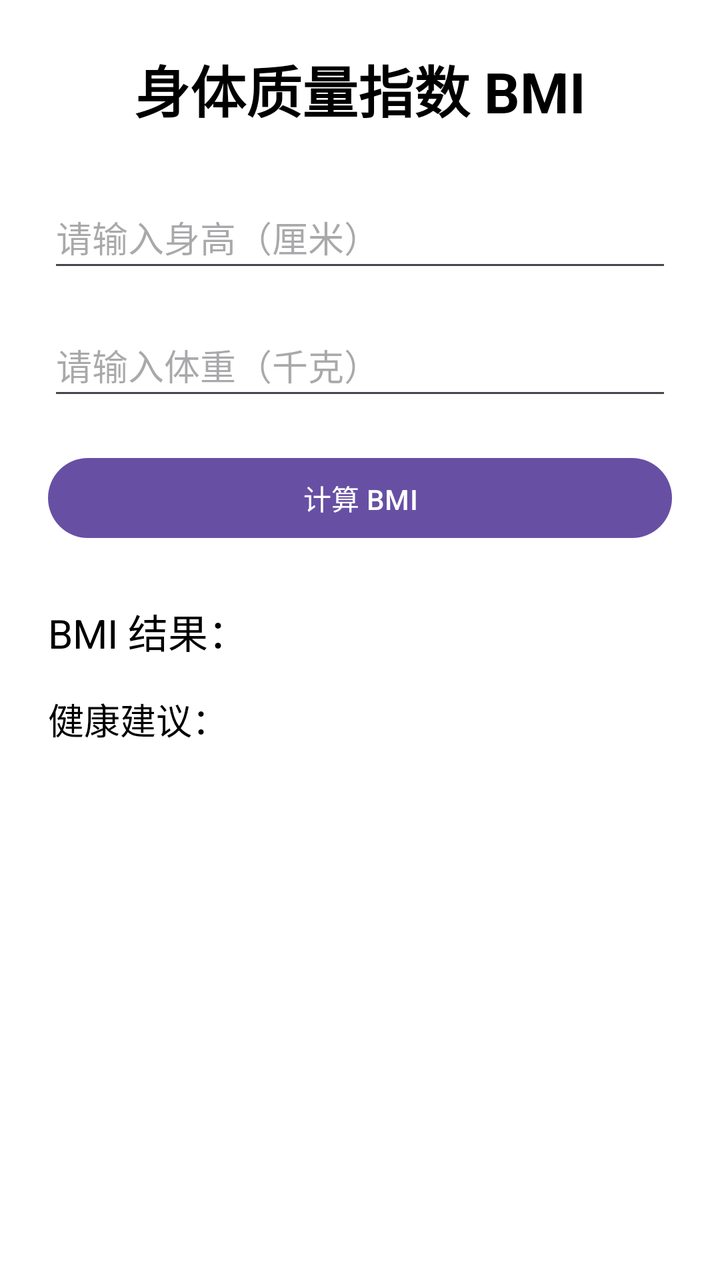
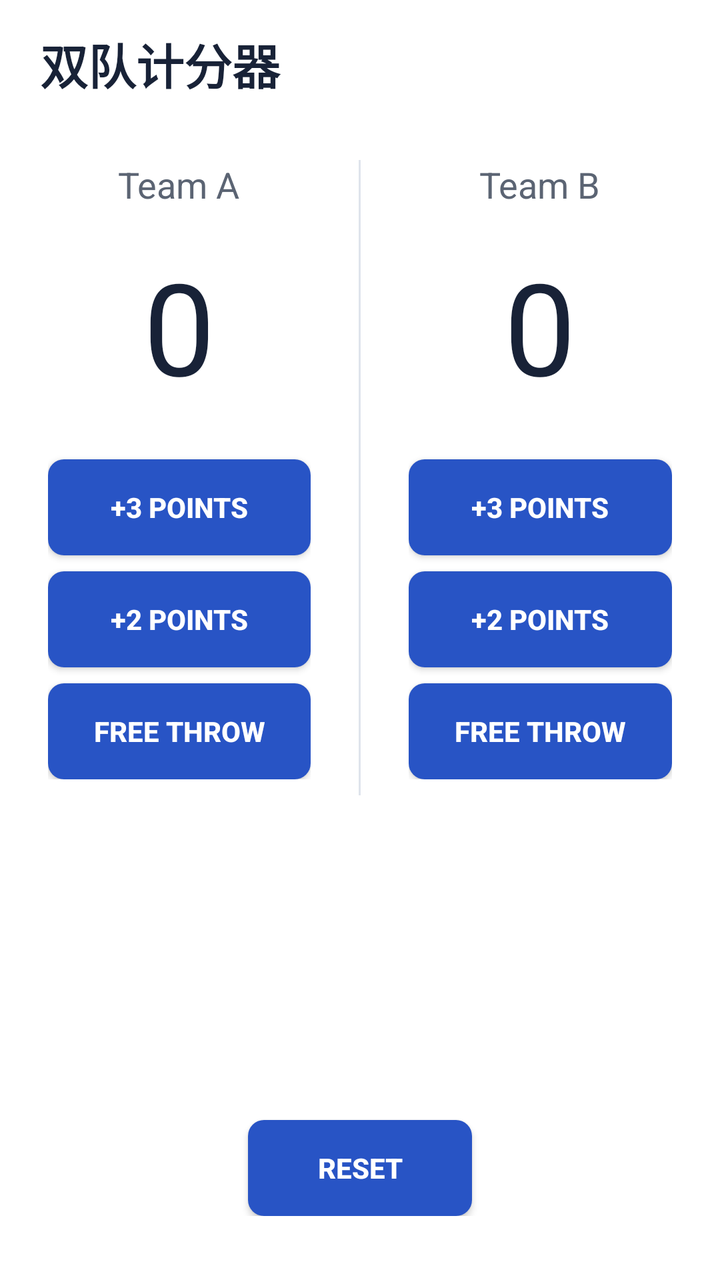

An Android layout rendered at two revisions. The XML below is the earlier revision; the diff shows what the commit changed to produce the second picture.
<!-- AndroidManifest.xml: application theme Theme.MyApplication1 -->
<!-- res/layout/activity_main.xml -->
<?xml version="1.0" encoding="utf-8"?>
<ScrollView xmlns:android="http://schemas.android.com/apk/res/android"
    xmlns:tools="http://schemas.android.com/tools"
    android:layout_width="match_parent"
    android:layout_height="match_parent"
    android:background="@android:color/white"
    tools:context=".MainActivity">

    <LinearLayout
        android:id="@+id/main"
        android:layout_width="match_parent"
        android:layout_height="wrap_content"
        android:orientation="vertical"
        android:padding="24dp">

        <TextView
            android:layout_width="match_parent"
            android:layout_height="wrap_content"
            android:gravity="center"
            android:text="@string/bmi_title"
            android:textColor="@android:color/black"
            android:textSize="28sp"
            android:textStyle="bold" />

        <EditText
            android:id="@+id/height_input"
            android:layout_width="match_parent"
            android:layout_height="wrap_content"
            android:layout_marginTop="28dp"
            android:hint="@string/height_hint"
            android:inputType="numberDecimal"
            android:minHeight="48dp" />

        <EditText
            android:id="@+id/weight_input"
            android:layout_width="match_parent"
            android:layout_height="wrap_content"
            android:layout_marginTop="16dp"
            android:hint="@string/weight_hint"
            android:inputType="numberDecimal"
            android:minHeight="48dp" />

        <Button
            android:id="@+id/calculate_button"
            android:layout_width="match_parent"
            android:layout_height="wrap_content"
            android:layout_marginTop="20dp"
            android:minHeight="48dp"
            android:text="@string/calculate_bmi" />

        <TextView
            android:id="@+id/result_text"
            android:layout_width="match_parent"
            android:layout_height="wrap_content"
            android:layout_marginTop="28dp"
            android:text="@string/bmi_result_default"
            android:textColor="@android:color/black"
            android:textSize="20sp" />

        <TextView
            android:id="@+id/advice_text"
            android:layout_width="match_parent"
            android:layout_height="wrap_content"
            android:layout_marginTop="16dp"
            android:text="@string/health_advice_default"
            android:textColor="@android:color/black"
            android:textSize="18sp" />

    </LinearLayout>
</ScrollView>
<!-- resources referenced by this layout -->
<resources>
  <string name="bmi_result_default">BMI 结果：</string>
  <string name="bmi_title">身体质量指数 BMI</string>
  <string name="calculate_bmi">计算 BMI</string>
  <string name="health_advice_default">健康建议：</string>
  <string name="height_hint">请输入身高（厘米）</string>
  <string name="weight_hint">请输入体重（千克）</string>
  <style name="Theme.MyApplication1" parent="Base.Theme.MyApplication1" />
  <style name="Base.Theme.MyApplication1" parent="Theme.Material3.DayNight.NoActionBar">
          
          
      </style>
</resources>

<!-- the commit's change to res/layout/activity_main.xml (unified diff, before → after) -->
@@ -1,70 +1,159 @@
 <?xml version="1.0" encoding="utf-8"?>
-<ScrollView xmlns:android="http://schemas.android.com/apk/res/android"
+<LinearLayout xmlns:android="http://schemas.android.com/apk/res/android"
     xmlns:tools="http://schemas.android.com/tools"
+    android:id="@+id/main"
     android:layout_width="match_parent"
     android:layout_height="match_parent"
-    android:background="@android:color/white"
+    android:background="@color/court_background"
+    android:orientation="vertical"
     tools:context=".MainActivity">
-
-    <LinearLayout
-        android:id="@+id/main"
+    <TextView
+        android:id="@+id/title"
         android:layout_width="match_parent"
-        android:layout_height="wrap_content"
-        android:orientation="vertical"
-        android:padding="24dp">
-
-        <TextView
+        android:layout_height="64dp"
+        android:gravity="center_vertical"
+        android:paddingStart="20dp"
+        android:paddingEnd="20dp"
+        android:text="@string/court_title"
+        android:textColor="@color/court_text"
+        android:textSize="24sp"
+        android:textStyle="bold"
+        android:accessibilityHeading="true" />
+    <ScrollView
+        android:layout_width="match_parent"
+        android:layout_height="0dp"
+        android:layout_weight="1"
+        android:fillViewport="true">
+        <LinearLayout
             android:layout_width="match_parent"
             android:layout_height="wrap_content"
-            android:gravity="center"
-            android:text="@string/bmi_title"
-            android:textColor="@android:color/black"
-            android:textSize="28sp"
-            android:textStyle="bold" />
-
-        <EditText
-            android:id="@+id/height_input"
-            android:layout_width="match_parent"
-            android:layout_height="wrap_content"
-            android:layout_marginTop="28dp"
-            android:hint="@string/height_hint"
-            android:inputType="numberDecimal"
-            android:minHeight="48dp" />
-
-        <EditText
-            android:id="@+id/weight_input"
-            android:layout_width="match_parent"
-            android:layout_height="wrap_content"
-            android:layout_marginTop="16dp"
-            android:hint="@string/weight_hint"
-            android:inputType="numberDecimal"
-            android:minHeight="48dp" />
-
-        <Button
-            android:id="@+id/calculate_button"
-            android:layout_width="match_parent"
-            android:layout_height="wrap_content"
-            android:layout_marginTop="20dp"
-            android:minHeight="48dp"
-            android:text="@string/calculate_bmi" />
-
-        <TextView
-            android:id="@+id/result_text"
-            android:layout_width="match_parent"
-            android:layout_height="wrap_content"
-            android:layout_marginTop="28dp"
-            android:text="@string/bmi_result_default"
-            android:textColor="@android:color/black"
-            android:textSize="20sp" />
-
-        <TextView
-            android:id="@+id/advice_text"
-            android:layout_width="match_parent"
-            android:layout_height="wrap_content"
-            android:layout_marginTop="16dp"
-            android:text="@string/health_advice_default"
-            android:textColor="@android:color/black"
-            android:textSize="18sp" />
-
-    </LinearLayout>
-</ScrollView>
+            android:minHeight="460dp"
+            android:orientation="vertical"
+            android:gravity="center_horizontal"
+            android:paddingBottom="32dp">
+            <LinearLayout
+                android:id="@+id/teams"
+                android:layout_width="match_parent"
+                android:layout_height="wrap_content"
+                android:layout_marginTop="16dp"
+                android:orientation="horizontal">
+                <LinearLayout
+                    android:id="@+id/team_a_panel"
+                    android:layout_width="0dp"
+                    android:layout_height="wrap_content"
+                    android:layout_weight="1"
+                    android:gravity="center_horizontal"
+                    android:orientation="vertical"
+                    android:paddingStart="24dp"
+                    android:paddingEnd="24dp"
+                    android:paddingBottom="8dp">
+                    <TextView
+                        android:layout_width="wrap_content"
+                        android:layout_height="wrap_content"
+                        android:text="@string/team_a"
+                        android:textColor="@color/court_muted"
+                        android:textSize="18sp"
+                        android:accessibilityHeading="true" />
+                    <TextView
+                        android:id="@+id/score_a"
+                        android:layout_width="match_parent"
+                        android:layout_height="wrap_content"
+                        android:layout_marginTop="16dp"
+                        android:accessibilityLiveRegion="polite"
+                        android:gravity="center"
+                        android:saveEnabled="false"
+                        android:text="@string/score_zero"
+                        android:textColor="@color/court_text"
+                        android:textSize="64sp" />
+                    <androidx.appcompat.widget.AppCompatButton
+                        android:id="@+id/add_three_a"
+                        style="@style/CourtButton"
+                        android:layout_width="match_parent"
+                        android:layout_height="wrap_content"
+                        android:layout_marginTop="24dp"
+                        android:text="@string/add_three_points" />
+                    <androidx.appcompat.widget.AppCompatButton
+                        android:id="@+id/add_two_a"
+                        style="@style/CourtButton"
+                        android:layout_width="match_parent"
+                        android:layout_height="wrap_content"
+                        android:layout_marginTop="8dp"
+                        android:text="@string/add_two_points" />
+                    <androidx.appcompat.widget.AppCompatButton
+                        android:id="@+id/free_throw_a"
+                        style="@style/CourtButton"
+                        android:layout_width="match_parent"
+                        android:layout_height="wrap_content"
+                        android:layout_marginTop="8dp"
+                        android:text="@string/free_throw" />
+                </LinearLayout>
+                <View
+                    android:layout_width="1dp"
+                    android:layout_height="match_parent"
+                    android:background="@color/court_divider"
+                    android:importantForAccessibility="no" />
+                <LinearLayout
+                    android:id="@+id/team_b_panel"
+                    android:layout_width="0dp"
+                    android:layout_height="wrap_content"
+                    android:layout_weight="1"
+                    android:gravity="center_horizontal"
+                    android:orientation="vertical"
+                    android:paddingStart="24dp"
+                    android:paddingEnd="24dp"
+                    android:paddingBottom="8dp">
+                    <TextView
+                        android:layout_width="wrap_content"
+                        android:layout_height="wrap_content"
+                        android:text="@string/team_b"
+                        android:textColor="@color/court_muted"
+                        android:textSize="18sp"
+                        android:accessibilityHeading="true" />
+                    <TextView
+                        android:id="@+id/score_b"
+                        android:layout_width="match_parent"
+                        android:layout_height="wrap_content"
+                        android:layout_marginTop="16dp"
+                        android:accessibilityLiveRegion="polite"
+                        android:gravity="center"
+                        android:saveEnabled="false"
+                        android:text="@string/score_zero"
+                        android:textColor="@color/court_text"
+                        android:textSize="64sp" />
+                    <androidx.appcompat.widget.AppCompatButton
+                        android:id="@+id/add_three_b"
+                        style="@style/CourtButton"
+                        android:layout_width="match_parent"
+                        android:layout_height="wrap_content"
+                        android:layout_marginTop="24dp"
+                        android:text="@string/add_three_points" />
+                    <androidx.appcompat.widget.AppCompatButton
+                        android:id="@+id/add_two_b"
+                        style="@style/CourtButton"
+                        android:layout_width="match_parent"
+                        android:layout_height="wrap_content"
+                        android:layout_marginTop="8dp"
+                        android:text="@string/add_two_points" />
+                    <androidx.appcompat.widget.AppCompatButton
+                        android:id="@+id/free_throw_b"
+                        style="@style/CourtButton"
+                        android:layout_width="match_parent"
+                        android:layout_height="wrap_content"
+                        android:layout_marginTop="8dp"
+                        android:text="@string/free_throw" />
+                </LinearLayout>
+            </LinearLayout>
+            <Space
+                android:layout_width="1dp"
+                android:layout_height="0dp"
+                android:layout_weight="1" />
+            <androidx.appcompat.widget.AppCompatButton
+                android:id="@+id/reset_button"
+                style="@style/CourtButton"
+                android:layout_width="112dp"
+                android:layout_height="wrap_content"
+                android:layout_marginTop="32dp"
+                android:text="@string/reset_scores" />
+        </LinearLayout>
+    </ScrollView>
+</LinearLayout>
<!-- resource entries referenced after the edit -->
@@ -1,15 +1,43 @@
 <!-- resources referenced by this layout -->
 <resources>
-  <string name="bmi_result_default">BMI 结果：</string>
-  <string name="bmi_title">身体质量指数 BMI</string>
-  <string name="calculate_bmi">计算 BMI</string>
-  <string name="health_advice_default">健康建议：</string>
-  <string name="height_hint">请输入身高（厘米）</string>
-  <string name="weight_hint">请输入体重（千克）</string>
+  <color name="court_background">#FFFFFF</color>
+  <color name="court_divider">#DFE4EC</color>
+  <color name="court_muted">#5B6473</color>
+  <color name="court_text">#182237</color>
+  <string name="add_three_points">+3 POINTS</string>
+  <string name="add_two_points">+2 POINTS</string>
+  <string name="court_title">双队计分器</string>
+  <string name="free_throw">FREE THROW</string>
+  <string name="reset_scores">RESET</string>
+  <string name="score_zero">0</string>
+  <string name="team_a">Team A</string>
+  <string name="team_b">Team B</string>
+  <style name="CourtButton" parent="Widget.AppCompat.Button">
+          <item name="android:background">@drawable/bg_court_button</item>
+          <item name="backgroundTint">@null</item>
+          <item name="android:minHeight">48dp</item>
+          <item name="android:minWidth">0dp</item>
+          <item name="android:padding">8dp</item>
+          <item name="android:textColor">@android:color/white</item>
+          <item name="android:textSize">14sp</item>
+          <item name="android:textAllCaps">false</item>
+          <item name="android:textStyle">bold</item>
+      </style>
   <style name="Theme.MyApplication1" parent="Base.Theme.MyApplication1" />
-  <style name="Base.Theme.MyApplication1" parent="Theme.Material3.DayNight.NoActionBar">
+  <!-- drawable bg_court_button (drawable) -->
+  <?xml version="1.0" encoding="utf-8"?>
+  <ripple xmlns:android="http://schemas.android.com/apk/res/android" android:color="#33000000">
+      <item>
+          <shape android:shape="rectangle">
+              <solid android:color="@color/court_primary" />
+              <corners android:radius="8dp" />
+          </shape>
+      </item>
+  </ripple>
+  <style name="Base.Theme.MyApplication1" parent="Theme.Material3.Light.NoActionBar">
           
           
       </style>
+  <color name="court_primary">#2854C5</color>
 </resources>
 
